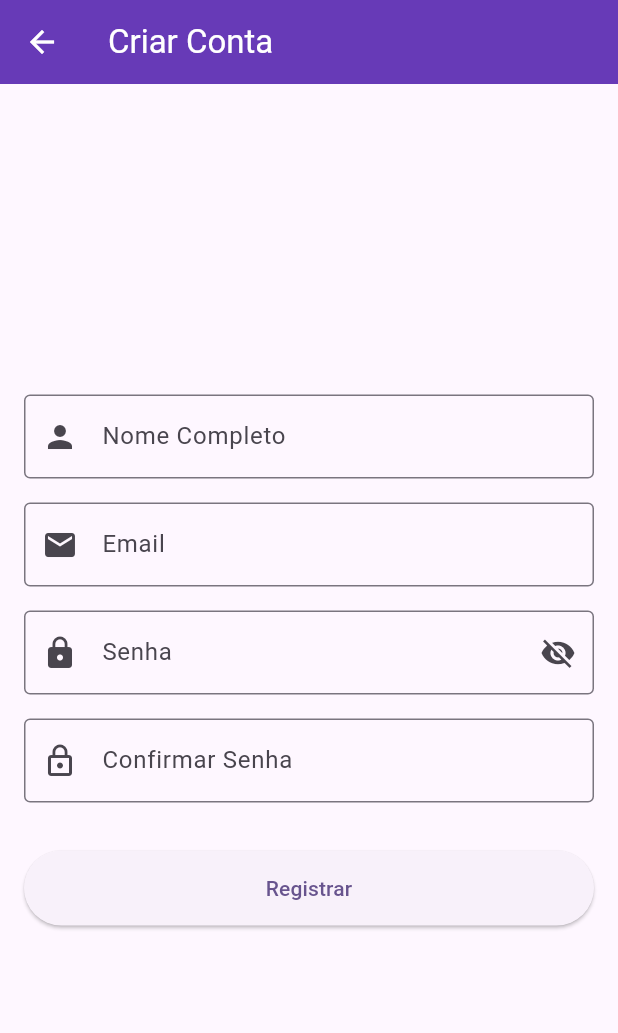
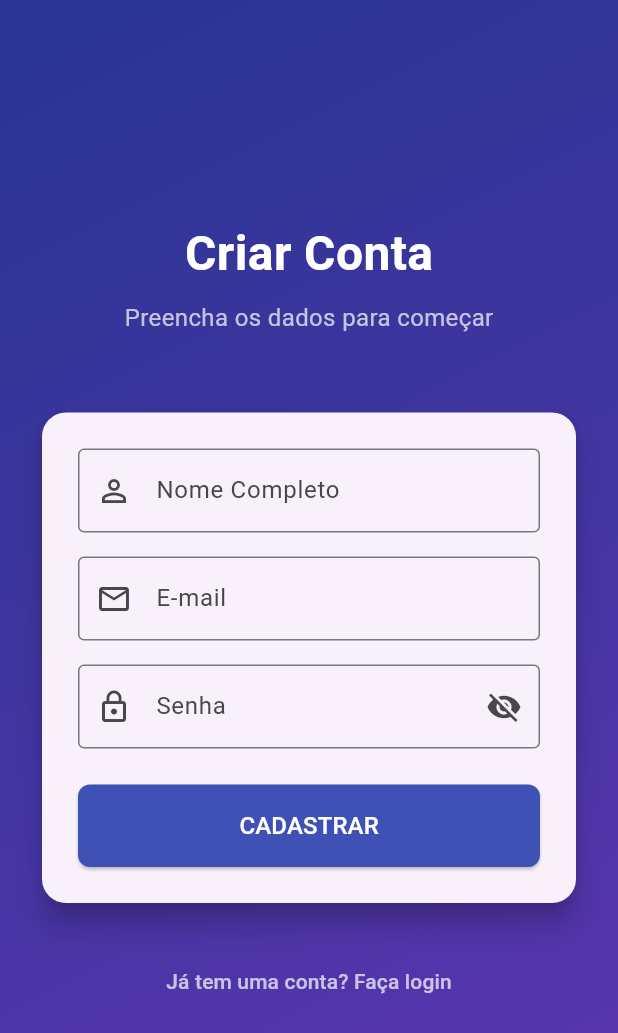
Before and after one commit to PHMA-PEDRO/QrTec, a Flutter app: the TelaRegistro screen opened directly, on a phone screen of 412 x 824 dp. Shown: the top 1033 px of the screen. Run offline on Flutter 3.47's test engine with Material 3 defaults, Android fonts, the phone set to English and light mode, and no system bars; our stand-ins replace cloud_firestore, firebase_auth, firebase_core, firebase_storage, geocoding, geolocator and 4 more; missing offline and left inert: firebase_app_check, mobile_scanner; accounts and stored records are empty.

Commit message:
ajuste layout login

```diff
--- a/lib/telas/tela_registro.dart
+++ b/lib/telas/tela_registro.dart
@@ -1,6 +1,8 @@
+// lib/telas/tela_registro.dart
+
+import 'package:firebase_auth/firebase_auth.dart';
 import 'package:flutter/material.dart';
-import 'package:firebase_auth/firebase_auth.dart';
-import 'package:cloud_firestore/cloud_firestore.dart';
+import 'package:qrtec_final/services/auth_service.dart';
 
 class TelaRegistro extends StatefulWidget {
   const TelaRegistro({super.key});
@@ -11,62 +13,36 @@ class TelaRegistro extends StatefulWidget {
 
 class _TelaRegistroState extends State<TelaRegistro> {
   final _formKey = GlobalKey<FormState>();
-  final TextEditingController _nomeController = TextEditingController();
-  final TextEditingController _emailController = TextEditingController();
-  final TextEditingController _senhaController = TextEditingController();
-  final TextEditingController _confirmarSenhaController =
-      TextEditingController();
-  bool _senhaVisivel = false;
-  final FirebaseAuth _auth = FirebaseAuth.instance;
-  final FirebaseFirestore _firestore = FirebaseFirestore.instance;
+  final _nomeController = TextEditingController();
+  final _emailController = TextEditingController();
+  final _senhaController = TextEditingController();
+  final _authService = AuthService();
+
   bool _isLoading = false;
+  bool _senhaOculta = true;
 
-  Future<void> _registrarUsuario() async {
+  Future<void> _fazerRegistro() async {
     if (!_formKey.currentState!.validate()) {
       return;
     }
-    setState(() {
-      _isLoading = true;
-    });
+    setState(() { _isLoading = true; });
+
     try {
-      UserCredential userCredential = await _auth
-          .createUserWithEmailAndPassword(
-            email: _emailController.text,
-            password: _senhaController.text,
+      await _authService.createUserWithEmailAndPassword(
+        context: context,
+        nome: _nomeController.text.trim(),
+        email: _emailController.text.trim(),
+        password: _senhaController.text.trim(),
       );
-      String uid = userCredential.user!.uid;
-      await _firestore.collection('usuarios').doc(uid).set({
-        'uid': uid,
-        'nome': _nomeController.text,
-        'email': _emailController.text,
-        'funcao': 'cliente',
-        'dataCriacao': Timestamp.now(),
-        'projetos_acesso': [],
-      });
-
+    } on FirebaseAuthException catch (e) {
       if (mounted) {
         ScaffoldMessenger.of(context).showSnackBar(
-          const SnackBar(content: Text('Usuário registrado com sucesso!')),
+          SnackBar(content: Text('Erro no registro: ${e.message ?? "Ocorreu um erro."}')),
         );
-        Navigator.pop(context);
-      }
-    } on FirebaseAuthException catch (e) {
-      if (mounted) {
-        String mensagemErro = 'Ocorreu um erro ao registrar.';
-        if (e.code == 'weak-password') {
-          mensagemErro = 'A senha é muito fraca.';
-        } else if (e.code == 'email-already-in-use') {
-          mensagemErro = 'Este email já está em uso.';
-        }
-        ScaffoldMessenger.of(
-          context,
-        ).showSnackBar(SnackBar(content: Text(mensagemErro)));
       }
     } finally {
       if (mounted) {
-        setState(() {
-          _isLoading = false;
-        });
+        setState(() { _isLoading = false; });
       }
     }
   }
@@ -74,88 +50,95 @@ class _TelaRegistroState extends State<TelaRegistro> {
   @override
   Widget build(BuildContext context) {
     return Scaffold(
-      appBar: AppBar(
-        title: const Text('Criar Conta'),
-        backgroundColor: Colors.deepPurple,
-        foregroundColor: Colors.white,
+      body: Container(
+        decoration: BoxDecoration(
+          gradient: LinearGradient(
+            colors: [Colors.indigo.shade800, Colors.deepPurple.shade600],
+            begin: Alignment.topLeft,
+            end: Alignment.bottomRight,
           ),
-      body: Center(
+        ),
+        child: SafeArea(
+          child: Center(
             child: SingleChildScrollView(
-          padding: const EdgeInsets.all(16.0),
+              padding: const EdgeInsets.symmetric(horizontal: 24.0),
+              child: Column(
+                mainAxisAlignment: MainAxisAlignment.center,
+                children: [
+                  const Text(
+                    'Criar Conta',
+                    style: TextStyle(
+                      color: Colors.white,
+                      fontSize: 32,
+                      fontWeight: FontWeight.bold,
+                    ),
+                  ),
+                  const SizedBox(height: 8),
+                  const Text(
+                    'Preencha os dados para começar',
+                    style: TextStyle(color: Colors.white70, fontSize: 16),
+                  ),
+                  const SizedBox(height: 48),
+                  Card(
+                    elevation: 8,
+                    shape: RoundedRectangleBorder(borderRadius: BorderRadius.circular(16)),
+                    child: Padding(
+                      padding: const EdgeInsets.all(24.0),
                       child: Form(
                         key: _formKey,
                         child: Column(
-              mainAxisAlignment: MainAxisAlignment.center,
-              children: <Widget>[
+                          children: [
                             TextFormField(
                               controller: _nomeController,
                               decoration: const InputDecoration(
                                 labelText: 'Nome Completo',
+                                prefixIcon: Icon(Icons.person_outline),
                                 border: OutlineInputBorder(),
-                    prefixIcon: Icon(Icons.person),
                               ),
-                  validator: (value) => (value == null || value.trim().isEmpty)
-                      ? 'Por favor, insira seu nome'
-                      : null,
+                              validator: (value) => value!.isEmpty ? 'Por favor, insira seu nome' : null,
                             ),
-                const SizedBox(height: 16.0),
+                            const SizedBox(height: 16),
                             TextFormField(
                               controller: _emailController,
                               decoration: const InputDecoration(
-                    labelText: 'Email',
+                                labelText: 'E-mail',
+                                prefixIcon: Icon(Icons.email_outlined),
                                 border: OutlineInputBorder(),
-                    prefixIcon: Icon(Icons.email),
                               ),
                               keyboardType: TextInputType.emailAddress,
-                  validator: (value) => (value == null || !value.contains('@'))
-                      ? 'Por favor, insira um email válido'
-                      : null,
+                              validator: (value) => value!.isEmpty ? 'Por favor, insira o e-mail' : null,
                             ),
-                const SizedBox(height: 16.0),
+                            const SizedBox(height: 16),
                             TextFormField(
                               controller: _senhaController,
-                  obscureText: !_senhaVisivel,
+                              obscureText: _senhaOculta,
                               decoration: InputDecoration(
                                 labelText: 'Senha',
+                                prefixIcon: const Icon(Icons.lock_outline),
                                 border: const OutlineInputBorder(),
-                    prefixIcon: const Icon(Icons.lock),
                                 suffixIcon: IconButton(
-                      icon: Icon(
-                        _senhaVisivel ? Icons.visibility : Icons.visibility_off,
-                      ),
+                                  icon: Icon(_senhaOculta ? Icons.visibility_off : Icons.visibility),
                                   onPressed: () {
-                        setState(() {
-                          _senhaVisivel = !_senhaVisivel;
-                        });
+                                    setState(() { _senhaOculta = !_senhaOculta; });
                                   },
                                 ),
                               ),
-                  validator: (value) => (value == null || value.length < 6)
-                      ? 'A senha deve ter pelo menos 6 caracteres'
-                      : null,
+                              validator: (value) => (value == null || value.length < 6) ? 'A senha deve ter no mínimo 6 caracteres' : null,
                             ),
-                const SizedBox(height: 16.0),
-                TextFormField(
-                  controller: _confirmarSenhaController,
-                  obscureText: !_senhaVisivel,
-                  decoration: const InputDecoration(
-                    labelText: 'Confirmar Senha',
-                    border: OutlineInputBorder(),
-                    prefixIcon: Icon(Icons.lock_outline),
+                            const SizedBox(height: 24),
+                            _isLoading
+                                ? const CircularProgressIndicator()
+                                : SizedBox(
+                                    width: double.infinity,
+                                    child: ElevatedButton(
+                                      onPressed: _fazerRegistro,
+                                      style: ElevatedButton.styleFrom(
+                                        padding: const EdgeInsets.symmetric(vertical: 16),
+                                        shape: RoundedRectangleBorder(borderRadius: BorderRadius.circular(8)),
+                                        backgroundColor: Colors.indigo,
+                                        foregroundColor: Colors.white,
                                       ),
-                  validator: (value) => (value != _senhaController.text)
-                      ? 'As senhas não coincidem'
-                      : null,
-                ),
-                const SizedBox(height: 32.0),
-                SizedBox(
-                  width: double.infinity,
-                  height: 50,
-                  child: _isLoading
-                      ? const Center(child: CircularProgressIndicator())
-                      : ElevatedButton(
-                          onPressed: _registrarUsuario,
-                          child: const Text('Registrar'),
+                                      child: const Text('CADASTRAR', style: TextStyle(fontSize: 16)),
                                     ),
                                   ),
                           ],
@@ -163,6 +146,20 @@ class _TelaRegistroState extends State<TelaRegistro> {
                       ),
                     ),
                   ),
+                  const SizedBox(height: 24),
+                  TextButton(
+                    onPressed: () => Navigator.pop(context),
+                    child: const Text(
+                      'Já tem uma conta? Faça login',
+                      style: TextStyle(color: Colors.white70),
+                    ),
+                  ),
+                ],
+              ),
+            ),
+          ),
+        ),
+      ),
     );
   }
 }
```
Also changed, not shown: lib/services/auth_service.dart (added, +90 -0 lines), lib/telas/tela_login.dart (+106 -105 lines). Lines whose indentation alone changed are shown as unchanged.
